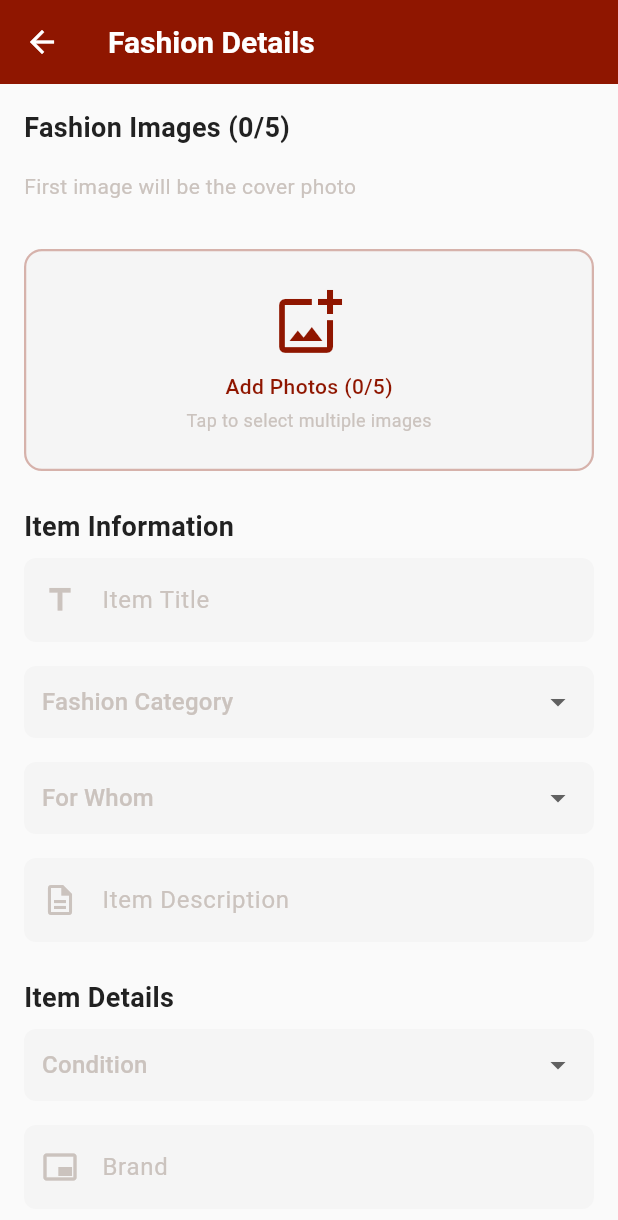
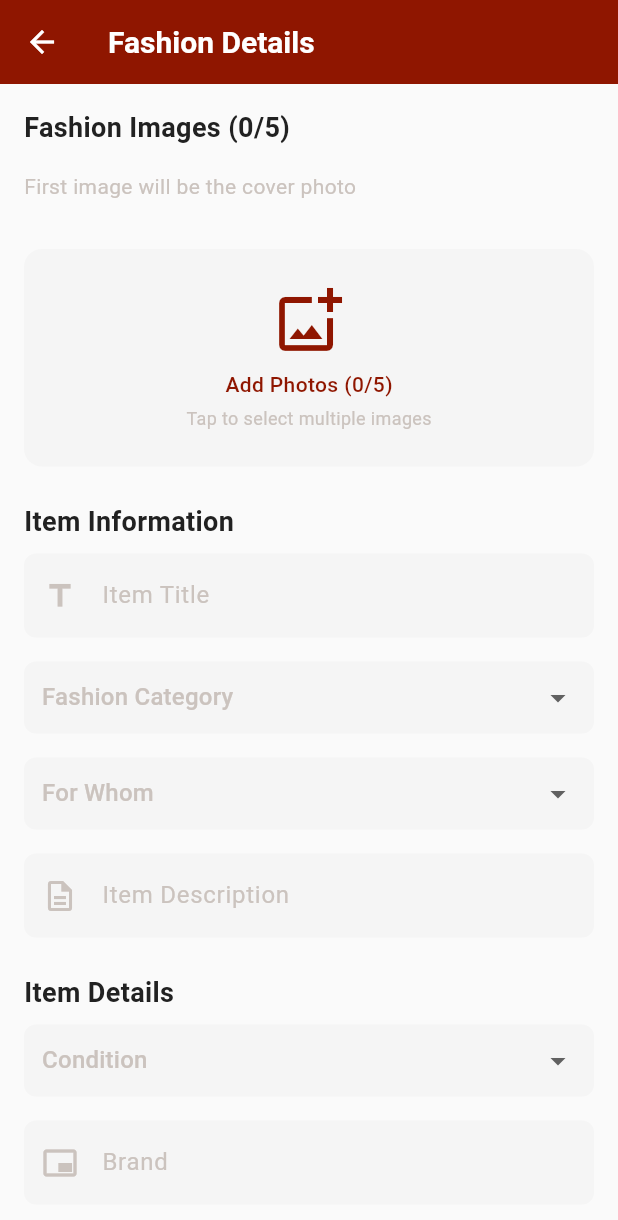
Before and after one commit to Imesh-Madushan-Dev/Yaka-App-Revamp, a Flutter app: the FashionDetailsScreen screen opened directly, on a phone screen of 412 x 824 dp. Shown: the top 1220 px of the screen. Run offline on Flutter 3.47's test engine with Material 3 defaults, Android fonts, the light colour scheme and no system bars; our stand-ins replace icons_plus, image_picker, shared_preferences; accounts and stored records are empty.

Commit message:
style(fashion_details): remove border from container for cleaner UI
The border around the container in the fashion details page was removed to achieve a more minimalist and cleaner UI design. This change aligns with the overall aesthetic goals of the application.

```diff
--- a/lib/screens/main/post_ad_page/post_ad-sub_pages/fashion_details.dart
+++ b/lib/screens/main/post_ad_page/post_ad-sub_pages/fashion_details.dart
@@ -422,10 +422,6 @@ class _FashionDetailsScreenState extends State<FashionDetailsScreen> {
               decoration: BoxDecoration(
                 color: Colors.grey[100],
                 borderRadius: BorderRadius.circular(12),
-                border: Border.all(
-                  color: AppColors.primaryColor.withOpacity(0.3),
-                  width: 1.5,
-                ),
               ),
               child: Column(
                 children: [
```
Also changed, not shown: 4 other files.
